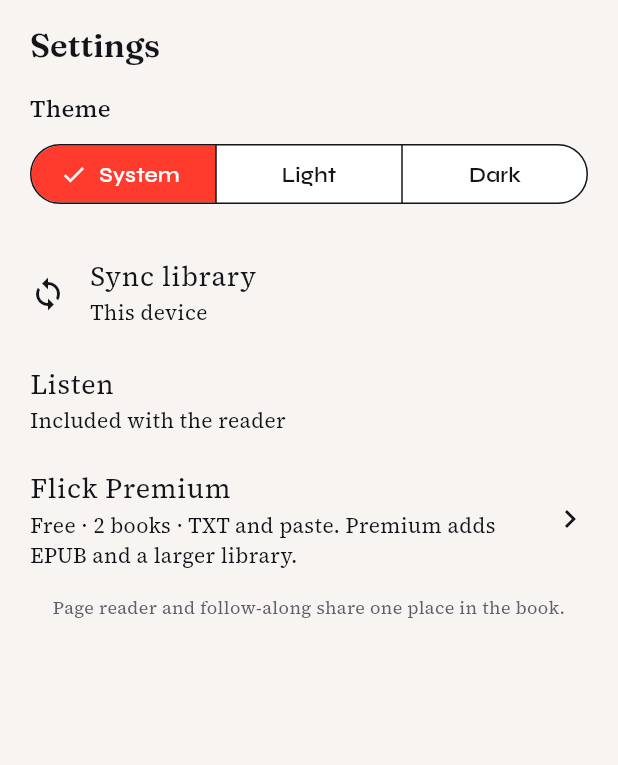
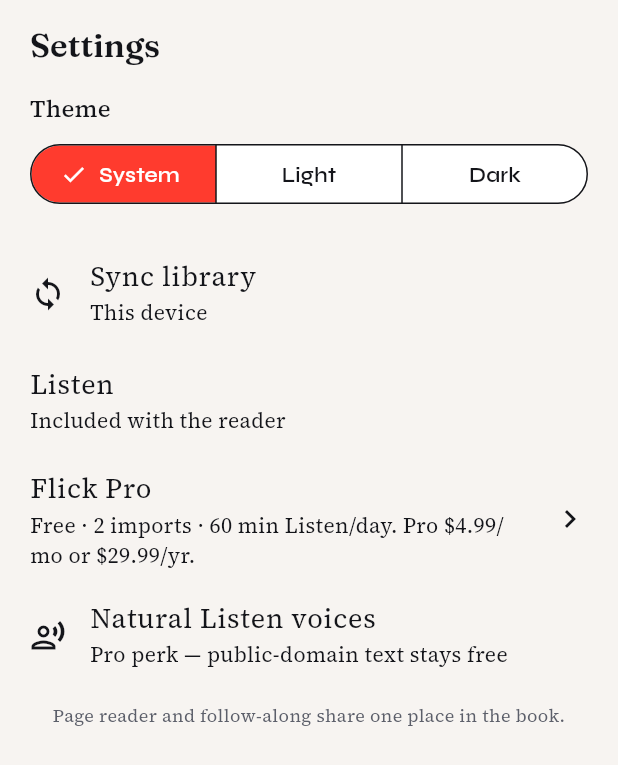
Before and after one commit to rya889/Flick, a Flutter app: the SettingsSheet widget shown alone on an empty page, opened directly, on a phone screen of 412 x 824 dp. Shown: the top 765 px of the screen. Run offline on Flutter 3.47's test engine with Material 3 defaults, Android fonts, the phone set to English and light mode, and no system bars; our stand-ins replace drift, drift_flutter, file_picker, flutter_tts, google_fonts, share_plus and 1 more; missing offline and left inert: purchases_flutter; accounts and stored records are empty; generated files the repository leaves out were written again; network calls fail.

Commit message:
T09: House Pro soft prompts at allowed surfaces
Co-authored-by: rya889 <rya889@users.noreply.github.com>

```diff
--- /dev/null
+++ b/app/lib/screens/house_pro_prompt.dart
@@ -0,0 +1,62 @@
+import 'package:flutter/material.dart';
+import 'package:provider/provider.dart';
+
+import '../state/flick_controller.dart';
+import 'paywall_sheet.dart';
+
+enum HouseProPlacement { finish, settings, voiceTease }
+
+/// v1 ads: house Pro soft prompts only — never during Listen/karaoke/Finish animation.
+Future<void> showHouseProPrompt(
+  BuildContext context, {
+  required HouseProPlacement placement,
+}) async {
+  final c = context.read<FlickController>();
+  if (c.plusActive) return;
+  if (c.playing || c.showFinishCelebration) return;
+
+  final title = switch (placement) {
+    HouseProPlacement.finish => 'You finished a book',
+    HouseProPlacement.settings => 'Flick Pro',
+    HouseProPlacement.voiceTease => 'Natural Listen voices',
+  };
+  final body = switch (placement) {
+    HouseProPlacement.finish =>
+      'Pro unlocks unlimited Listen, premium voices, and EPUB — public-domain books stay free to read.',
+    HouseProPlacement.settings =>
+      'Pro is \$4.99/mo or \$29.99/yr. Voices and ad-free Listen included; chapters are never paywalled.',
+    HouseProPlacement.voiceTease =>
+      'Download a premium English voice in iOS Settings, or unlock Pro when cloud voices ship.',
+  };
+
+  await showModalBottomSheet<void>(
+    context: context,
+    showDragHandle: true,
+    builder: (context) => SafeArea(
+      child: Padding(
+        padding: const EdgeInsets.fromLTRB(24, 8, 24, 24),
+        child: Column(
+          mainAxisSize: MainAxisSize.min,
+          crossAxisAlignment: CrossAxisAlignment.stretch,
+          children: [
+            Text(title, style: Theme.of(context).textTheme.titleLarge),
+            const SizedBox(height: 8),
+            Text(body, style: Theme.of(context).textTheme.bodyMedium),
+            const SizedBox(height: 20),
+            FilledButton(
+              onPressed: () {
+                Navigator.pop(context);
+                showPaywallSheet(context, reason: PaywallReason.settings);
+              },
+              child: const Text('See Pro'),
+            ),
+            TextButton(
+              onPressed: () => Navigator.pop(context),
+              child: const Text('Not now'),
+            ),
+          ],
+        ),
+      ),
+    ),
+  );
+}
--- a/app/lib/screens/settings_sheet.dart
+++ b/app/lib/screens/settings_sheet.dart
@@ -4,6 +4,7 @@ import 'package:provider/provider.dart';
 import '../models/models.dart';
 import '../models/reader_sync.dart';
 import '../state/flick_controller.dart';
+import 'house_pro_prompt.dart';
 import 'paywall_sheet.dart';
 import 'sync_sheet.dart';
 
@@ -74,22 +75,33 @@ class SettingsSheet extends StatelessWidget {
             ),
             ListTile(
               contentPadding: EdgeInsets.zero,
-              title: Text(c.plusActive ? 'Flick Premium · active' : 'Flick Premium'),
+              title: Text(c.plusActive ? 'Flick Pro · active' : 'Flick Pro'),
               subtitle: Text(
                 c.plusActive
-                    ? '50 books · EPUB, TXT, and paste'
-                    : 'Free · 2 books · TXT and paste. Premium adds EPUB and a larger library.',
+                    ? '50 books · EPUB · unlimited Listen · voices'
+                    : r'Free · 2 imports · 60 min Listen/day. Pro $4.99/mo or $29.99/yr.',
               ),
               trailing: const Icon(Icons.chevron_right),
-              onTap: () => showPaywallSheet(
+              onTap: () => showHouseProPrompt(
                 context,
-                reason: PaywallReason.settings,
+                placement: HouseProPlacement.settings,
               ),
             ),
+            if (!c.plusActive && c.listenVoiceIsBasic)
+              ListTile(
+                contentPadding: EdgeInsets.zero,
+                leading: const Icon(Icons.record_voice_over_outlined),
+                title: const Text('Natural Listen voices'),
+                subtitle: const Text('Pro perk — public-domain text stays free'),
+                onTap: () => showHouseProPrompt(
+                  context,
+                  placement: HouseProPlacement.voiceTease,
+                ),
+              ),
             if (c.plusActive && c.plusService.demoActive)
               TextButton(
                 onPressed: () => c.setPlusDemo(false),
-                child: const Text('Turn off Premium on this device'),
+                child: const Text('Turn off Pro on this device'),
               ),
             const SizedBox(height: 8),
             Text(
```
Also changed, not shown: 1 other file.
